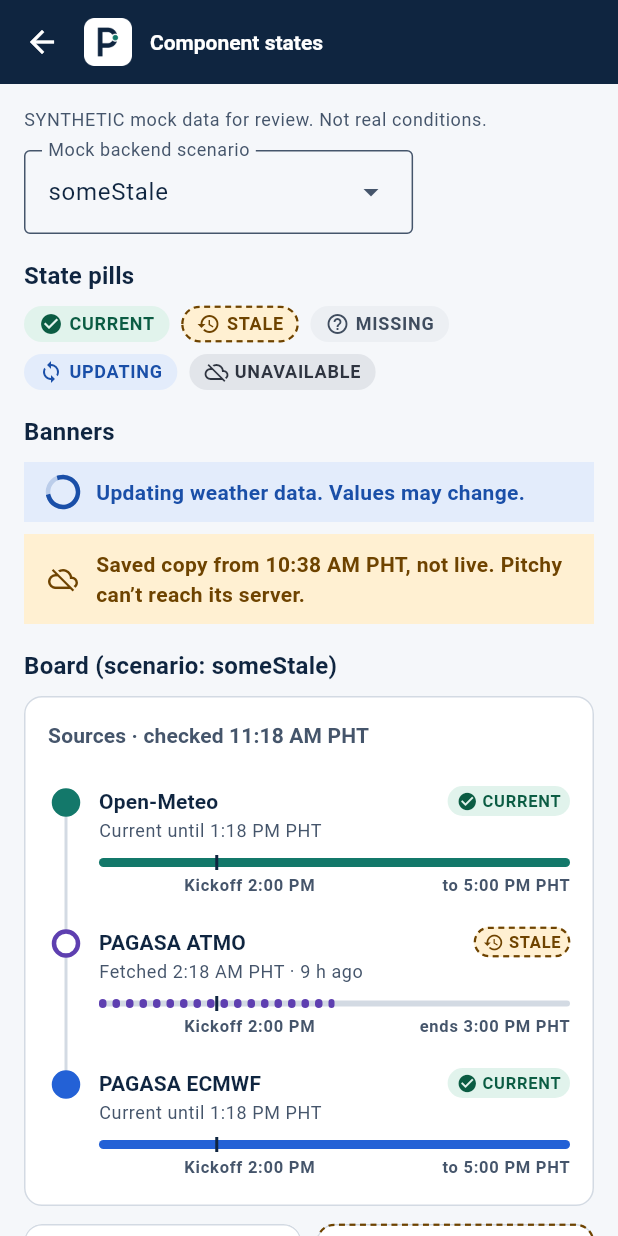
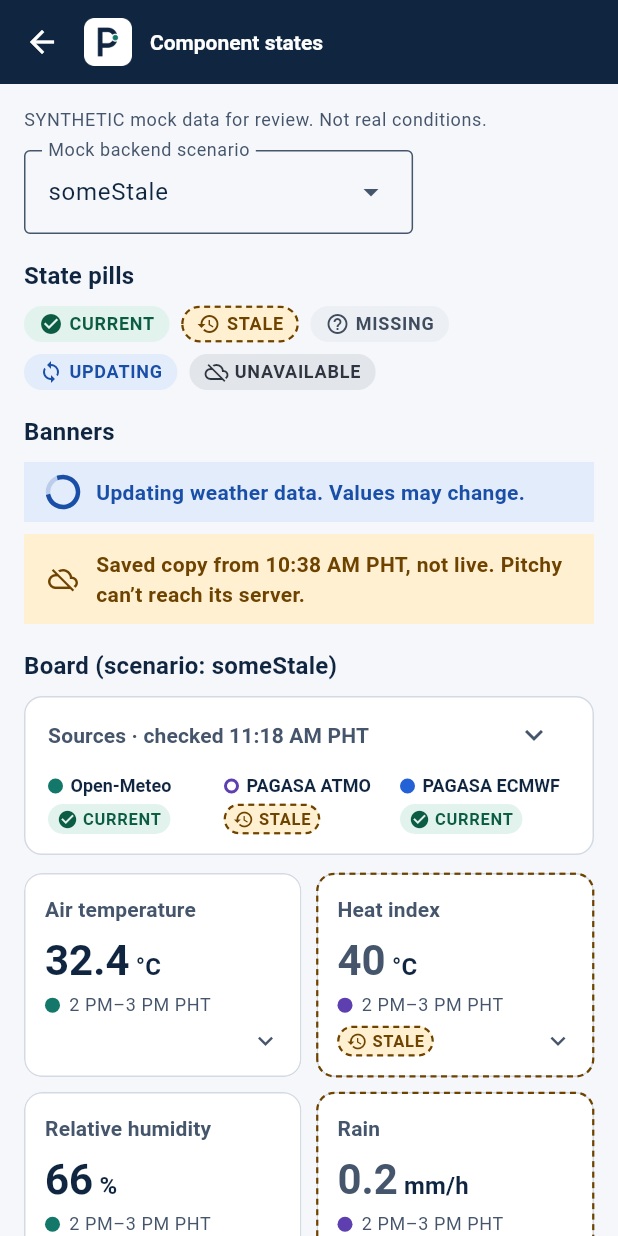
Before and after one commit to Happii-Ceasar-Ivan/Pitchy_App_A_Weather_DSS, a Flutter app: the StateGalleryScreen screen opened directly, on a phone screen of 412 x 824 dp. Run offline on Flutter 3.47's test engine with Material 3 defaults, Android fonts, the phone set to English and light mode, and no system bars; our stand-ins replace go_router, material_ui, package_info_plus, shared_preferences; accounts and stored records are empty.

Commit message:
Collapse the Sources card into one compact row
Each source shows its dot, short name and state pill side by side; the full lines with times and validity bars open on tap. The skeleton matches the collapsed shape, and the header wraps freely at large text.

```diff
--- a/apps/flutter_app/lib/shared/widgets/source_rail.dart
+++ b/apps/flutter_app/lib/shared/widgets/source_rail.dart
@@ -14,7 +14,11 @@ import 'weather_value_card.dart' show shortSourceName;
 ///
 /// Shows only what the backend reports (states, times, limitations); it never
 /// decides freshness itself.
-class SourceRail extends StatelessWidget {
+///
+/// Collapsed by default (team request 2026-11-24): one row with each source's
+/// line dot, short name and state pill side by side, so the weather values get
+/// the space. Opening it shows the full lines with times and validity bars.
+class SourceRail extends StatefulWidget {
   const SourceRail({
     super.key,
     required this.sources,
@@ -24,6 +28,7 @@ class SourceRail extends StatelessWidget {
     required this.now,
     this.action,
     this.notice,
+    this.initiallyExpanded = false,
   });
 
   final List<SourceStatus> sources;
@@ -40,9 +45,33 @@ class SourceRail extends StatelessWidget {
   /// Shown under the header after an update attempt (wait, failure).
   final Widget? notice;
 
+  /// Starts with the full lines open (used by tests and reviews).
+  final bool initiallyExpanded;
+
+  @override
+  State<SourceRail> createState() => _SourceRailState();
+}
+
+class _SourceRailState extends State<SourceRail> {
+  late bool _expanded = widget.initiallyExpanded;
+
+  void _toggle() => setState(() => _expanded = !_expanded);
+
   @override
   Widget build(BuildContext context) {
     final text = Theme.of(context).textTheme;
+    final SourceRail(:sources, :checkedAt, :coverage, :kickoff, :now, :action, :notice) = widget;
+    final toggle = Semantics(
+      button: true,
+      expanded: _expanded,
+      label: _expanded ? 'Hide source details' : 'Show source details',
+      excludeSemantics: true,
+      child: IconButton(
+        onPressed: _toggle,
+        tooltip: _expanded ? 'Hide source details' : 'Show source details',
+        icon: Icon(_expanded ? Icons.expand_less : Icons.expand_more),
+      ),
+    );
     return Card(
       child: Padding(
         padding: const EdgeInsets.fromLTRB(16, 2, 16, 8),
@@ -62,20 +91,27 @@ class SourceRail extends StatelessWidget {
                       child: Text(
                         'Sources · checked ${formatPhtTime(checkedAt)}',
                         style: text.labelLarge?.copyWith(color: context.palette.inkMuted),
-                        maxLines: 2,
-                        overflow: TextOverflow.ellipsis,
+                        // Wraps as far as it needs at large text, beside the update
+                        // button and the details toggle, so the PHT time is never cut.
                       ),
                     ),
                   ),
-                  if (action != null) ...[const SizedBox(width: 8), action!],
+                  if (action != null) ...[const SizedBox(width: 8), action],
+                  if (sources.isNotEmpty) toggle,
                 ],
               ),
             ),
-            if (notice != null) ...[const SizedBox(height: 4), notice!, const SizedBox(height: 4)],
+            if (notice != null) ...[const SizedBox(height: 4), notice, const SizedBox(height: 4)],
             if (sources.isEmpty)
               Padding(
                 padding: const EdgeInsets.symmetric(vertical: 12),
                 child: Text('No weather sources reported.', style: text.bodyMedium),
+              )
+            else if (!_expanded)
+              InkWell(
+                onTap: _toggle,
+                borderRadius: BorderRadius.circular(8),
+                child: SourceSummaryRow(sources: sources),
               )
             else
               for (var i = 0; i < sources.length; i++)
@@ -92,6 +128,87 @@ class SourceRail extends StatelessWidget {
       ),
     );
   }
+}
+
+/// The collapsed rail: one equal column per source with its line dot (filled
+/// only when Current), short name and state pill (icon and word). One shape
+/// for every state, so the skeleton matches it.
+class SourceSummaryRow extends StatelessWidget {
+  const SourceSummaryRow({super.key, required this.sources});
+
+  final List<SourceStatus> sources;
+
+  static const _gap = 4.0;
+
+  @override
+  Widget build(BuildContext context) {
+    final palette = context.palette;
+    final text = Theme.of(context).textTheme;
+    return Padding(
+      padding: const EdgeInsets.only(top: 2, bottom: 6),
+      child: Row(
+        crossAxisAlignment: CrossAxisAlignment.start,
+        children: [
+          for (var i = 0; i < sources.length; i++) ...[
+            if (i > 0) const SizedBox(width: _gap),
+            Expanded(
+              child: Semantics(
+                container: true,
+                label:
+                    '${sources[i].sourceName}: ${context.stateColors.of(sources[i].state).label}',
+                excludeSemantics: true,
+                child: Column(
+                  crossAxisAlignment: CrossAxisAlignment.start,
+                  children: [
+                    Row(
+                      children: [
+                        _Dot(
+                          color: palette.lineFor(sources[i].sourceId),
+                          filled: sources[i].state == WeatherDataState.current,
+                          surface: palette.surface,
+                        ),
+                        const SizedBox(width: 5),
+                        Expanded(
+                          child: Text(
+                            shortSourceName(sources[i].sourceName),
+                            // No extra tracking, so "PAGASA ECMWF" fits a phone column.
+                            style: text.labelMedium?.copyWith(letterSpacing: 0),
+                            maxLines: 1,
+                            overflow: TextOverflow.ellipsis,
+                          ),
+                        ),
+                      ],
+                    ),
+                    const SizedBox(height: 4),
+                    DataStateBadge(state: sources[i].state, dense: true),
+                  ],
+                ),
+              ),
+            ),
+          ],
+        ],
+      ),
+    );
+  }
+}
+
+class _Dot extends StatelessWidget {
+  const _Dot({required this.color, required this.filled, required this.surface});
+
+  final Color color;
+  final bool filled;
+  final Color surface;
+
+  @override
+  Widget build(BuildContext context) => Container(
+    width: 10,
+    height: 10,
+    decoration: BoxDecoration(
+      shape: BoxShape.circle,
+      color: filled ? color : surface,
+      border: Border.all(color: color, width: 2),
+    ),
+  );
 }
 
 class _SourceLine extends StatelessWidget {
@@ -453,7 +570,6 @@ class SourceRailSkeleton extends StatelessWidget {
   @override
   Widget build(BuildContext context) {
     final text = Theme.of(context).textTheme;
-    final palette = context.palette;
     return SkeletonPulse(
       label: 'Loading weather sources',
       child: Card(
@@ -469,37 +585,28 @@ class SourceRailSkeleton extends StatelessWidget {
                   child: SkeletonLine(style: text.labelLarge, width: 190),
                 ),
               ),
-              for (var i = 0; i < lines; i++)
-                IntrinsicHeight(
+              // The collapsed summary row: one column per source.
+              Padding(
+                padding: const EdgeInsets.only(top: 2, bottom: 6),
                 child: Row(
-                    crossAxisAlignment: CrossAxisAlignment.stretch,
+                  crossAxisAlignment: CrossAxisAlignment.start,
                   children: [
-                      SizedBox(
-                        width: 24,
-                        child: CustomPaint(
-                          painter: _RailPainter(
-                            color: palette.hairline,
-                            rail: palette.hairline,
-                            filled: true,
-                            isFirst: i == 0,
-                            isLast: i == lines - 1,
-                            surface: palette.surface,
-                          ),
-                        ),
-                      ),
-                      const SizedBox(width: 10),
+                    for (var i = 0; i < lines; i++) ...[
+                      if (i > 0) const SizedBox(width: SourceSummaryRow._gap),
                       Expanded(
-                        child: Padding(
-                          padding: const EdgeInsets.symmetric(vertical: 10),
                         child: Column(
                           crossAxisAlignment: CrossAxisAlignment.start,
                           children: [
                             Row(
                               children: [
+                                const SkeletonBox(width: 10, height: 10, radius: 5),
+                                const SizedBox(width: 5),
                                 Expanded(
-                                    child: SkeletonLine(style: text.titleSmall, widthFactor: 0.55),
+                                  child: SkeletonLine(style: text.labelMedium, widthFactor: 0.8),
                                 ),
-                                  const SizedBox(width: 8),
+                              ],
+                            ),
+                            const SizedBox(height: 4),
                             SkeletonBox(
                               width: 76,
                               height: DataStateBadge.denseHeight(context),
@@ -507,19 +614,8 @@ class SourceRailSkeleton extends StatelessWidget {
                             ),
                           ],
                         ),
-                              const SizedBox(height: 2),
-                              SkeletonLine(style: text.bodySmall, widthFactor: 0.7),
-                              const SizedBox(height: 8),
-                              const SizedBox(
-                                height: 10,
-                                child: Center(child: SkeletonBox(height: 4)),
                       ),
-                              const SizedBox(height: 2),
-                              SkeletonLine(style: text.labelSmall, widthFactor: 0.45),
                     ],
-                          ),
-                        ),
-                      ),
                   ],
                 ),
               ),
```
Also changed, not shown: 1 other file. Lines whose indentation alone changed are shown as unchanged.
